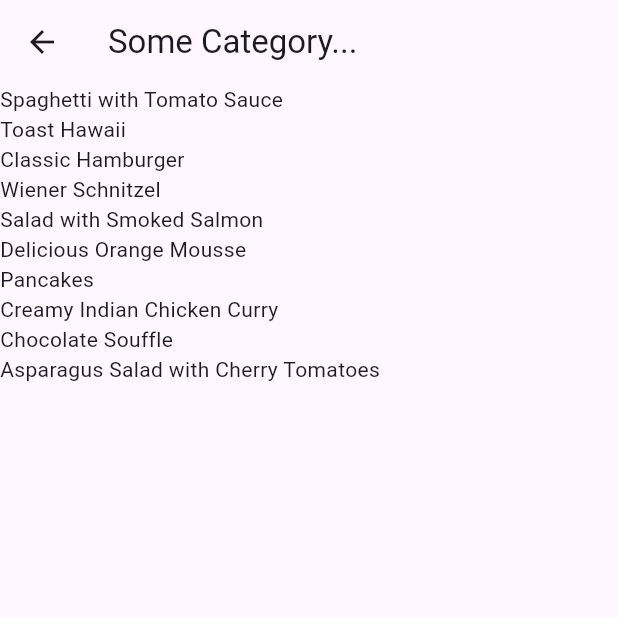
After one commit to DiegoPatterson/flutter_project, a Flutter app: the MealsScreen screen opened directly, on a phone screen of 412 x 824 dp, the top half of it. The commit adds this screen. Run offline on Flutter 3.47's test engine with Material 3 defaults, Android fonts, the phone set to English and light mode, and no system bars; our stand-ins replace google_fonts.

Commit message:
Started working on Meals App, This commit covers from 153 to 160

```diff
--- /dev/null
+++ b/meals_app_1/lib/date/dummy_data.dart
@@ -0,0 +1,409 @@
+import 'package:flutter/material.dart';
+
+import 'package:meals_app_1/models/category.dart';
+import 'package:meals_app_1/models/meal.dart';
+
+// Constants in Dart should be written in lowerCamelcase.
+const availableCategories = [
+  Category(
+    id: 'c1',
+    title: 'Italian',
+    color: Colors.purple,
+  ),
+  Category(
+    id: 'c2',
+    title: 'Quick & Easy',
+    color: Colors.red,
+  ),
+  Category(
+    id: 'c3',
+    title: 'Hamburgers',
+    color: Colors.orange,
+  ),
+  Category(
+    id: 'c4',
+    title: 'German',
+    color: Colors.amber,
+  ),
+  Category(
+    id: 'c5',
+    title: 'Light & Lovely',
+    color: Colors.blue,
+  ),
+  Category(
+    id: 'c6',
+    title: 'Exotic',
+    color: Colors.green,
+  ),
+  Category(
+    id: 'c7',
+    title: 'Breakfast',
+    color: Colors.lightBlue,
+  ),
+  Category(
+    id: 'c8',
+    title: 'Asian',
+    color: Colors.lightGreen,
+  ),
+  Category(
+    id: 'c9',
+    title: 'French',
+    color: Colors.pink,
+  ),
+  Category(
+    id: 'c10',
+    title: 'Summer',
+    color: Colors.teal,
+  ),
+];
+
+const dummyMeals = [
+  Meal(
+    id: 'm1',
+    categories: [
+      'c1',
+      'c2',
+    ],
+    title: 'Spaghetti with Tomato Sauce',
+    affordability: Affordability.affordable,
+    complexity: Complexity.simple,
+    imageUrl:
+        'https://upload.wikimedia.org/wikipedia/commons/thumb/2/20/Spaghetti_Bolognese_mit_Parmesan_oder_Grana_Padano.jpg/800px-Spaghetti_Bolognese_mit_Parmesan_oder_Grana_Padano.jpg',
+    duration: 20,
+    ingredients: [
+      '4 Tomatoes',
+      '1 Tablespoon of Olive Oil',
+      '1 Onion',
+      '250g Spaghetti',
+      'Spices',
+      'Cheese (optional)'
+    ],
+    steps: [
+      'Cut the tomatoes and the onion into small pieces.',
+      'Boil some water - add salt to it once it boils.',
+      'Put the spaghetti into the boiling water - they should be done in about 10 to 12 minutes.',
+      'In the meantime, heaten up some olive oil and add the cut onion.',
+      'After 2 minutes, add the tomato pieces, salt, pepper and your other spices.',
+      'The sauce will be done once the spaghetti are.',
+      'Feel free to add some cheese on top of the finished dish.'
+    ],
+    isGlutenFree: false,
+    isVegan: true,
+    isVegetarian: true,
+    isLactoseFree: true,
+  ),
+  Meal(
+    id: 'm2',
+    categories: [
+      'c2',
+    ],
+    title: 'Toast Hawaii',
+    affordability: Affordability.affordable,
+    complexity: Complexity.simple,
+    imageUrl:
+        'https://cdn.pixabay.com/photo/2018/07/11/21/51/toast-3532016_1280.jpg',
+    duration: 10,
+    ingredients: [
+      '1 Slice White Bread',
+      '1 Slice Ham',
+      '1 Slice Pineapple',
+      '1-2 Slices of Cheese',
+      'Butter'
+    ],
+    steps: [
+      'Butter one side of the white bread',
+      'Layer ham, the pineapple and cheese on the white bread',
+      'Bake the toast for round about 10 minutes in the oven at 200°C'
+    ],
+    isGlutenFree: false,
+    isVegan: false,
+    isVegetarian: false,
+    isLactoseFree: false,
+  ),
+  Meal(
+    id: 'm3',
+    categories: [
+      'c2',
+      'c3',
+    ],
+    title: 'Classic Hamburger',
+    affordability: Affordability.pricey,
+    complexity: Complexity.simple,
+    imageUrl:
+        'https://cdn.pixabay.com/photo/2014/10/23/18/05/burger-500054_1280.jpg',
+    duration: 45,
+    ingredients: [
+      '300g Cattle Hack',
+      '1 Tomato',
+      '1 Cucumber',
+      '1 Onion',
+      'Ketchup',
+      '2 Burger Buns'
+    ],
+    steps: [
+      'Form 2 patties',
+      'Fry the patties for c. 4 minutes on each side',
+      'Quickly fry the buns for c. 1 minute on each side',
+      'Bruch buns with ketchup',
+      'Serve burger with tomato, cucumber and onion'
+    ],
+    isGlutenFree: false,
+    isVegan: false,
+    isVegetarian: false,
+    isLactoseFree: true,
+  ),
+  Meal(
+    id: 'm4',
+    categories: [
+      'c4',
+    ],
+    title: 'Wiener Schnitzel',
+    affordability: Affordability.luxurious,
+    complexity: Complexity.challenging,
+    imageUrl:
+        'https://cdn.pixabay.com/photo/2018/03/31/19/29/schnitzel-3279045_1280.jpg',
+    duration: 60,
+    ingredients: [
+      '8 Veal Cutlets',
+      '4 Eggs',
+      '200g Bread Crumbs',
+      '100g Flour',
+      '300ml Butter',
+      '100g Vegetable Oil',
+      'Salt',
+      'Lemon Slices'
+    ],
+    steps: [
+      'Tenderize the veal to about 2–4mm, and salt on both sides.',
+      'On a flat plate, stir the eggs briefly with a fork.',
+      'Lightly coat the cutlets in flour then dip into the egg, and finally, coat in breadcrumbs.',
+      'Heat the butter and oil in a large pan (allow the fat to get very hot) and fry the schnitzels until golden brown on both sides.',
+      'Make sure to toss the pan regularly so that the schnitzels are surrounded by oil and the crumbing becomes ‘fluffy’.',
+      'Remove, and drain on kitchen paper. Fry the parsley in the remaining oil and drain.',
+      'Place the schnitzels on awarmed plate and serve garnishedwith parsley and slices of lemon.'
+    ],
+    isGlutenFree: false,
+    isVegan: false,
+    isVegetarian: false,
+    isLactoseFree: false,
+  ),
+  Meal(
+    id: 'm5',
+    categories: [
+      'c2'
+          'c5',
+      'c10',
+    ],
+    title: 'Salad with Smoked Salmon',
+    affordability: Affordability.luxurious,
+    complexity: Complexity.simple,
+    imageUrl:
+        'https://cdn.pixabay.com/photo/2016/10/25/13/29/smoked-salmon-salad-1768890_1280.jpg',
+    duration: 15,
+    ingredients: [
+      'Arugula',
+      'Lamb\'s Lettuce',
+      'Parsley',
+      'Fennel',
+      '200g Smoked Salmon',
+      'Mustard',
+      'Balsamic Vinegar',
+      'Olive Oil',
+      'Salt and Pepper'
+    ],
+    steps: [
+      'Wash and cut salad and herbs',
+      'Dice the salmon',
+      'Process mustard, vinegar and olive oil into a dessing',
+      'Prepare the salad',
+      'Add salmon cubes and dressing'
+    ],
+    isGlutenFree: true,
+    isVegan: false,
+    isVegetarian: true,
+    isLactoseFree: true,
+  ),
+  Meal(
+    id: 'm6',
+    categories: [
+      'c6',
+      'c10',
+    ],
+    title: 'Delicious Orange Mousse',
+    affordability: Affordability.affordable,
+    complexity: Complexity.hard,
+    imageUrl:
+        'https://cdn.pixabay.com/photo/2017/05/01/05/18/pastry-2274750_1280.jpg',
+    duration: 240,
+    ingredients: [
+      '4 Sheets of Gelatine',
+      '150ml Orange Juice',
+      '80g Sugar',
+      '300g Yoghurt',
+      '200g Cream',
+      'Orange Peel',
+    ],
+    steps: [
+      'Dissolve gelatine in pot',
+      'Add orange juice and sugar',
+      'Take pot off the stove',
+      'Add 2 tablespoons of yoghurt',
+      'Stir gelatin under remaining yoghurt',
+      'Cool everything down in the refrigerator',
+      'Whip the cream and lift it under die orange mass',
+      'Cool down again for at least 4 hours',
+      'Serve with orange peel',
+    ],
+    isGlutenFree: true,
+    isVegan: false,
+    isVegetarian: true,
+    isLactoseFree: false,
+  ),
+  Meal(
+    id: 'm7',
+    categories: [
+      'c7',
+    ],
+    title: 'Pancakes',
+    affordability: Affordability.affordable,
+    complexity: Complexity.simple,
+    imageUrl:
+        'https://cdn.pixabay.com/photo/2018/07/10/21/23/pancake-3529653_1280.jpg',
+    duration: 20,
+    ingredients: [
+      '1 1/2 Cups all-purpose Flour',
+      '3 1/2 Teaspoons Baking Powder',
+      '1 Teaspoon Salt',
+      '1 Tablespoon White Sugar',
+      '1 1/4 cups Milk',
+      '1 Egg',
+      '3 Tablespoons Butter, melted',
+    ],
+    steps: [
+      'In a large bowl, sift together the flour, baking powder, salt and sugar.',
+      'Make a well in the center and pour in the milk, egg and melted butter; mix until smooth.',
+      'Heat a lightly oiled griddle or frying pan over medium high heat.',
+      'Pour or scoop the batter onto the griddle, using approximately 1/4 cup for each pancake. Brown on both sides and serve hot.'
+    ],
+    isGlutenFree: true,
+    isVegan: false,
+    isVegetarian: true,
+    isLactoseFree: false,
+  ),
+  Meal(
+    id: 'm8',
+    categories: [
+      'c8',
+    ],
+    title: 'Creamy Indian Chicken Curry',
+    affordability: Affordability.pricey,
+    complexity: Complexity.challenging,
+    imageUrl:
+        'https://cdn.pixabay.com/photo/2018/06/18/16/05/indian-food-3482749_1280.jpg',
+    duration: 35,
+    ingredients: [
+      '4 Chicken Breasts',
+      '1 Onion',
+      '2 Cloves of Garlic',
+      '1 Piece of Ginger',
+      '4 Tablespoons Almonds',
+      '1 Teaspoon Cayenne Pepper',
+      '500ml Coconut Milk',
+    ],
+    steps: [
+      'Slice and fry the chicken breast',
+      'Process onion, garlic and ginger into paste and sauté everything',
+      'Add spices and stir fry',
+      'Add chicken breast + 250ml of water and cook everything for 10 minutes',
+      'Add coconut milk',
+      'Serve with rice'
+    ],
+    isGlutenFree: true,
+    isVegan: false,
+    isVegetarian: false,
+    isLactoseFree: true,
+  ),
+  Meal(
+    id: 'm9',
+    categories: [
+      'c9',
+    ],
+    title: 'Chocolate Souffle',
+    affordability: Affordability.affordable,
+    complexity: Complexity.hard,
+    imageUrl:
+        'https://cdn.pixabay.com/photo/2014/08/07/21/07/souffle-412785_1280.jpg',
+    duration: 45,
+    ingredients: [
+      '1 Teaspoon melted Butter',
+      '2 Tablespoons white Sugar',
+      '2 Ounces 70% dark Chocolate, broken into pieces',
+      '1 Tablespoon Butter',
+      '1 Tablespoon all-purpose Flour',
+      '4 1/3 tablespoons cold Milk',
+      '1 Pinch Salt',
+      '1 Pinch Cayenne Pepper',
+      '1 Large Egg Yolk',
+      '2 Large Egg Whites',
+      '1 Pinch Cream of Tartar',
+      '1 Tablespoon white Sugar',
+    ],
+    steps: [
+      'Preheat oven to 190°C. Line a rimmed baking sheet with parchment paper.',
+      'Brush bottom and sides of 2 ramekins lightly with 1 teaspoon melted butter; cover bottom and sides right up to the rim.',
+      'Add 1 tablespoon white sugar to ramekins. Rotate ramekins until sugar coats all surfaces.',
+      'Place chocolate pieces in a metal mixing bowl.',
+      'Place bowl over a pan of about 3 cups hot water over low heat.',
+      'Melt 1 tablespoon butter in a skillet over medium heat. Sprinkle in flour. Whisk until flour is incorporated into butter and mixture thickens.',
+      'Whisk in cold milk until mixture becomes smooth and thickens. Transfer mixture to bowl with melted chocolate.',
+      'Add salt and cayenne pepper. Mix together thoroughly. Add egg yolk and mix to combine.',
+      'Leave bowl above the hot (not simmering) water to keep chocolate warm while you whip the egg whites.',
+      'Place 2 egg whites in a mixing bowl; add cream of tartar. Whisk until mixture begins to thicken and a drizzle from the whisk stays on the surface about 1 second before disappearing into the mix.',
+      'Add 1/3 of sugar and whisk in. Whisk in a bit more sugar about 15 seconds.',
+      'whisk in the rest of the sugar. Continue whisking until mixture is about as thick as shaving cream and holds soft peaks, 3 to 5 minutes.',
+      'Transfer a little less than half of egg whites to chocolate.',
+      'Mix until egg whites are thoroughly incorporated into the chocolate.',
+      'Add the rest of the egg whites; gently fold into the chocolate with a spatula, lifting from the bottom and folding over.',
+      'Stop mixing after the egg white disappears. Divide mixture between 2 prepared ramekins. Place ramekins on prepared baking sheet.',
+      'Bake in preheated oven until scuffles are puffed and have risen above the top of the rims, 12 to 15 minutes.',
+    ],
+    isGlutenFree: true,
+    isVegan: false,
+    isVegetarian: true,
+    isLactoseFree: false,
+  ),
+  Meal(
+    id: 'm10',
+    categories: [
+      'c2',
+      'c5',
+      'c10',
+    ],
+    title: 'Asparagus Salad with Cherry Tomatoes',
+    affordability: Affordability.luxurious,
+    complexity: Complexity.simple,
+    imageUrl:
+        'https://cdn.pixabay.com/photo/2018/04/09/18/26/asparagus-3304997_1280.jpg',
+    duration: 30,
+    ingredients: [
+      'White and Green Asparagus',
+      '30g Pine Nuts',
+      '300g Cherry Tomatoes',
+      'Salad',
+      'Salt, Pepper and Olive Oil'
+    ],
+    steps: [
+      'Wash, peel and cut the asparagus',
+      'Cook in salted water',
+      'Salt and pepper the asparagus',
+      'Roast the pine nuts',
+      'Halve the tomatoes',
+      'Mix with asparagus, salad and dressing',
+      'Serve with Baguette'
+    ],
+    isGlutenFree: true,
+    isVegan: true,
+    isVegetarian: true,
+    isLactoseFree: true,
+  ),
+];
--- /dev/null
+++ b/meals_app_1/lib/main.dart
@@ -0,0 +1,35 @@
+import 'package:flutter/material.dart';
+
+import 'package:google_fonts/google_fonts.dart';
+import 'package:meals_app_1/date/dummy_data.dart';
+import 'package:meals_app_1/screens/categories.dart';
+import 'package:meals_app_1/screens/meals.dart';
+
+final theme = ThemeData(
+  useMaterial3: true,
+  colorScheme: ColorScheme.fromSeed(
+    brightness: Brightness.dark,
+    seedColor: const Color.fromARGB(255, 131, 57, 0),
+  ),
+  textTheme: GoogleFonts.latoTextTheme(),
+);
+
+void main() {
+  runApp(const App());
+}
+
+class App extends StatelessWidget {
+  const App({super.key});
+
+  @override
+  Widget build(BuildContext context) {
+    return MaterialApp(
+        theme: theme,
+        home:
+            // const CategoriesScreen(),                              // <-- TODO: Uncomment this line
+            const MealsScreen(
+                title: 'Some Category...',
+                meals: dummyMeals) // <-- This is for Testing purposes
+        );
+  }
+}
--- /dev/null
+++ b/meals_app_1/lib/models/category.dart
@@ -0,0 +1,8 @@
+import 'package:flutter/material.dart';
+
+class Category {
+  const Category({required this.id, required this.title, this.color = Colors.orange});
+  final String id;
+  final String title;
+  final Color color;
+}
--- /dev/null
+++ b/meals_app_1/lib/models/meal.dart
@@ -0,0 +1,43 @@
+enum Complexity {
+  simple,
+  challenging,
+  hard,
+}
+
+enum Affordability {
+  affordable,
+  pricey,
+  luxurious,
+}
+
+class Meal {
+  const Meal({
+    required this.id,
+    required this.categories,
+    required this.title,
+    required this.imageUrl,
+    required this.ingredients,
+    required this.steps,
+    required this.duration,
+    required this.complexity,
+    required this.affordability,
+    required this.isGlutenFree,
+    required this.isLactoseFree,
+    required this.isVegan,
+    required this.isVegetarian,
+  });
+
+  final String id;
+  final List<String> categories;
+  final String title;
+  final String imageUrl;
+  final List<String> ingredients;
+  final List<String> steps;
+  final int duration;
+  final Complexity complexity;
+  final Affordability affordability;
+  final bool isGlutenFree;
+  final bool isLactoseFree;
+  final bool isVegan;
+  final bool isVegetarian;
+}
--- /dev/null
+++ b/meals_app_1/lib/screens/categories.dart
@@ -0,0 +1,30 @@
+import 'package:flutter/material.dart';
+import 'package:meals_app_1/date/dummy_data.dart';
+import 'package:meals_app_1/widgets/category_grid_item.dart';
+
+class CategoriesScreen extends StatelessWidget {
+  const CategoriesScreen({super.key});
+
+  @override
+  Widget build(BuildContext context) {
+    return Scaffold(
+      appBar: AppBar(
+        title: Text('Pick your category'),
+      ),
+      body: GridView(
+        padding: const EdgeInsets.all(24),
+        gridDelegate: const SliverGridDelegateWithFixedCrossAxisCount(
+          crossAxisCount: 2,
+          childAspectRatio: 3 / 2,
+          crossAxisSpacing: 20,
+          mainAxisSpacing: 20,
+        ),
+        children: [
+          //avalibleCategories.map((category) => CategoryGridItem(category: category)).toList(),
+          for (final category in availableCategories)
+            CategoryGridItem(category: category),
+        ],
+      ),
+    );
+  }
+}
--- /dev/null
+++ b/meals_app_1/lib/screens/meals.dart
@@ -0,0 +1,46 @@
+import 'package:flutter/material.dart';
+
+import 'package:meals_app_1/models/meal.dart';
+
+class MealsScreen extends StatelessWidget {
+  const MealsScreen({super.key, required this.title, required this.meals});
+
+  final String title;
+  final List<Meal> meals;
+
+  @override
+  Widget build(BuildContext context) {
+    Widget content = ListView.builder(
+      itemCount: meals.length,
+      itemBuilder: (ctx, index) => Text(meals[index].title),
+    );
+
+    if (meals.isEmpty) {
+      content = Center(
+        child: Column(
+          mainAxisSize: MainAxisSize.min, children: [
+            Text('Nothing here',
+              style: Theme.of(context).textTheme.headlineLarge!.copyWith(
+                color: Theme.of(context).colorScheme.onSurface,
+              ),
+            ),
+            const SizedBox(height: 16),
+            Text(
+              'Try selecting a different category',
+              style: Theme.of(context).textTheme.bodyLarge!.copyWith(
+                color: Theme.of(context).colorScheme.onSurface,
+              ),
+            ),
+          ],
+        ),
+      );
+    }
+
+    return Scaffold(
+      appBar: AppBar(
+        title: Text(title),
+      ),
+      body: content,
+    );
+  }
+}
--- /dev/null
+++ b/meals_app_1/lib/widgets/category_grid_item.dart
@@ -0,0 +1,37 @@
+import 'package:flutter/material.dart';
+import 'package:meals_app_1/models/category.dart';
+
+class CategoryGridItem extends StatelessWidget {
+  const CategoryGridItem({super.key, required this.category});
+
+  final Category category;
+
+  @override
+  Widget build(BuildContext context) {
+    return InkWell(
+      onTap: () {},
+      splashColor: Theme.of(context).primaryColor,
+      borderRadius: BorderRadius.circular(16),
+      child: Container(
+        padding: const EdgeInsets.all(16),
+        decoration: BoxDecoration(
+          borderRadius: BorderRadius.circular(16),
+          gradient: LinearGradient(
+            colors: [
+              category.color.withOpacity(0.55),
+              category.color.withOpacity(0.9),
+            ],
+            begin: Alignment.topLeft,
+            end: Alignment.bottomRight,
+          )
+        ),
+        child: Text(
+          category.title,
+          style: Theme.of(context).textTheme.titleLarge!.copyWith(
+            color: Theme.of(context).colorScheme.onSurface,
+          )
+        ),
+      ),
+    );
+  }
+}
```
Also changed, not shown: meals_app_1/analysis_options.yaml (added, +28 -0 lines), meals_app_1/pubspec.yaml (added, +91 -0 lines), todo_app/lib/main.dart (+7 -3 lines), meals_app_1/pubspec.lock (added), 124 other files.
